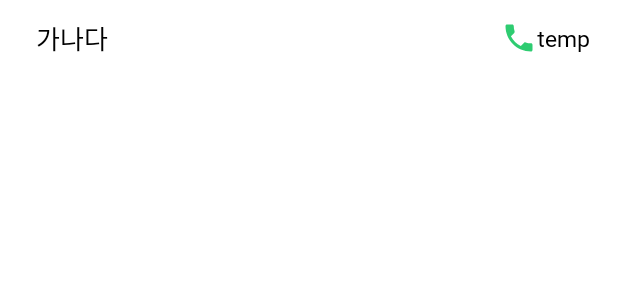
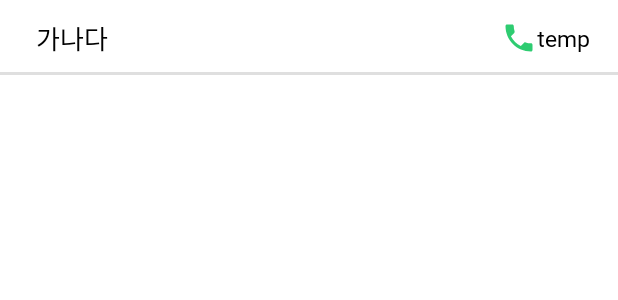
Before and after one commit to millionswillnd/JNUCenter, an Android app: the layout number_recyclerview_item.xml on its own in the app's theme, with its tools: preview values and no code run, on a phone screen of 412 x 824 dp. Shown: the top 300 px of the screen. Run offline under Robolectric (Android 15) with nearby library versions, the phone set to English and light mode, and no system bars; network calls fail.

Commit message:
NumberActivity 섹션 기능 구현 완료

```diff
--- a/app/src/main/res/layout/activity_main.xml
+++ b/app/src/main/res/layout/activity_main.xml
@@ -91,7 +91,6 @@
             android:layout_width="0dp"
             android:layout_height="1dp"
             android:background="@color/black"
-            android:outlineAmbientShadowColor="@color/main_color_green"
             app:layout_constraintTop_toBottomOf="@id/main_ad_bottom_guide"
             app:layout_constraintStart_toStartOf="parent"
             app:layout_constraintEnd_toEndOf="parent"
--- a/app/src/main/res/layout/number_recyclerview_item.xml
+++ b/app/src/main/res/layout/number_recyclerview_item.xml
@@ -97,6 +97,16 @@
             app:layout_constraintHorizontal_bias="0.95"
             ></TextView>
 
+        <View
+            android:layout_width="0dp"
+            android:layout_height="2dp"
+            android:orientation="horizontal"
+            android:background="@color/grey"
+            app:layout_constraintBottom_toBottomOf="parent"
+            app:layout_constraintStart_toStartOf="parent"
+            app:layout_constraintEnd_toEndOf="parent"
+            ></View>
+
     </androidx.constraintlayout.widget.ConstraintLayout>
 </androidx.constraintlayout.widget.ConstraintLayout>
 </layout>
```
Also changed, not shown: app/src/main/java/com/example/jnucenter/mvvm/feature/number/NumberActivity.kt (+6 -1 lines), app/src/main/java/com/example/jnucenter/mvvm/feature/number/NumberAdapter.kt (+23 -3 lines), app/src/main/java/com/example/jnucenter/mvvm/utils/TextUtils.java (added, +19 -0 lines).
